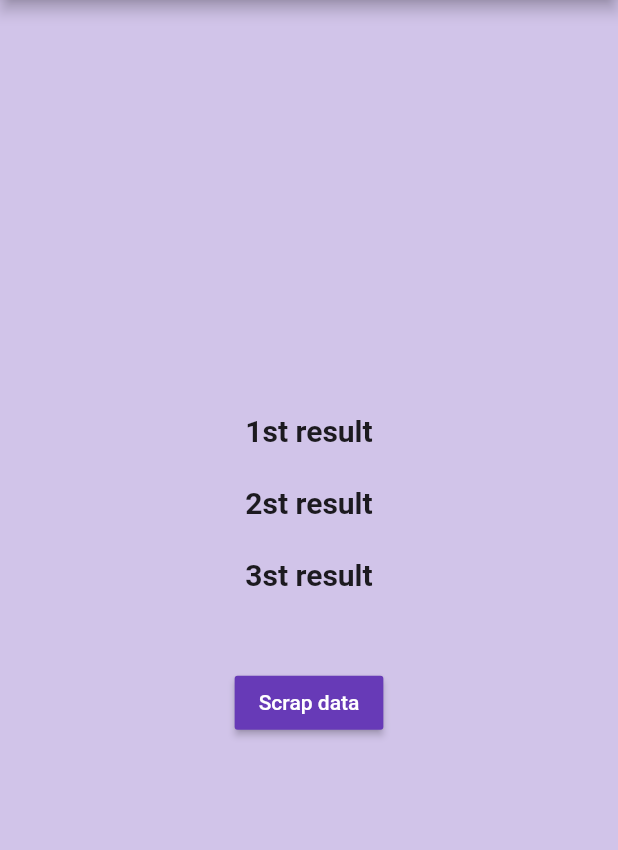
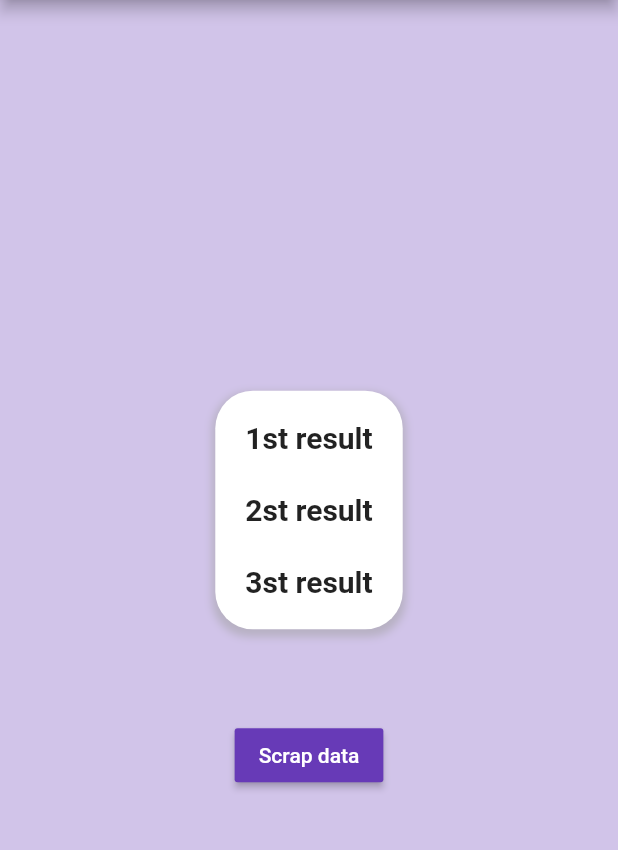
Before and after one commit to lucaspmatos/web-scraping-flutter, a Flutter app: the screen it shows after launch, on a phone screen of 412 x 824 dp, the part 84-934 px from its top. Run offline on Flutter 3.47's test engine with Material 2 defaults, Android fonts, the phone set to English and light mode, and no system bars.

Commit message:
style: create and style container for web scraping results

```diff
--- a/lib/web_scraping_app.dart
+++ b/lib/web_scraping_app.dart
@@ -13,12 +13,12 @@
 }
 
 class _WebScrapingAppState extends State<WebScrapingApp> {
-// strings to store the extracted article titles
+// Strings to store the extracted article titles
   String firstResult = '1st result';
   String secondResult = '2st result';
   String thirdResult = '3st result';
 
-// boolean to show CircularProgressIndication while Web Scraping awaits
+// Boolean to show CircularProgressIndication while Web Scraping awaits
   bool isLoading = false;
 
   @override
@@ -30,15 +30,28 @@
         ),
         backgroundColor: Colors.deepPurple,
       ),
-      body: Padding(
-        padding: const EdgeInsets.all(16.0),
-        child: Center(
+      body: Center(
         child: Column(
           mainAxisAlignment: MainAxisAlignment.center,
           children: [
             isLoading
                 ? const CircularProgressIndicator()
-                  : Column(
+                : Container(
+                    decoration: BoxDecoration(
+                      color: Colors.white,
+                      borderRadius: BorderRadius.circular(25),
+                      boxShadow: [
+                        BoxShadow(
+                          color: Colors.grey.withOpacity(0.5),
+                          spreadRadius: 2,
+                          blurRadius: 4,
+                          offset: const Offset(0, 3),
+                        ),
+                      ],
+                    ),
+                    margin: const EdgeInsets.all(20),
+                    padding: const EdgeInsets.all(20),
+                    child: Column(
                       children: [
                         ResultText(firstResult),
                         WidgetSpacer.vertical(5),
@@ -47,12 +60,12 @@
                         ResultText(thirdResult),
                       ],
                     ),
-              WidgetSpacer.vertical(10),
+                  ),
+            WidgetSpacer.vertical(8),
             MainButton(
               onPressed: () => _pressButton(),
             ),
           ],
-          ),
         ),
       ),
     );
```
Lines whose indentation alone changed are shown as unchanged.
